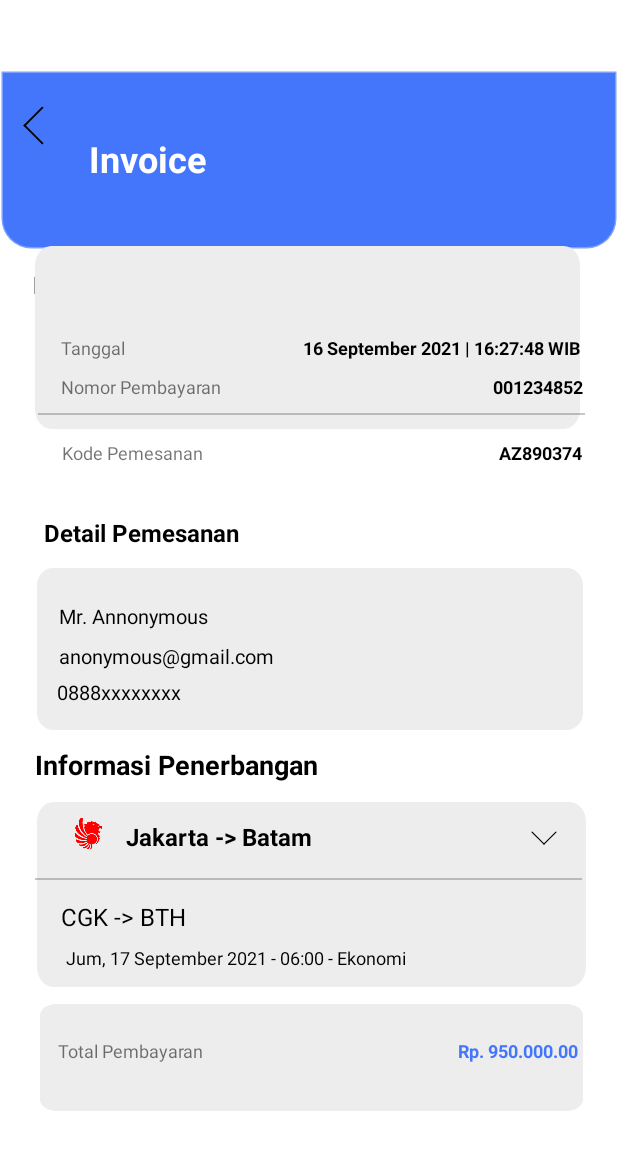
After one commit to syfr456/Go-Travel-NDP_SI, an Android app: the Invoice screen opened directly, with no data from a screen before it, on a phone screen of 412 x 824 dp. The commit adds this screen. Shown: the top 1150 px of the screen. Run offline under Robolectric (Android 15) with nearby library versions, the light colour scheme and no system bars.

Commit message:
menambahkan page invoice

```diff
--- a/app/src/main/AndroidManifest.xml
+++ b/app/src/main/AndroidManifest.xml
@@ -11,6 +11,9 @@
         android:supportsRtl="true"
         android:theme="@style/Theme.GoTravel"
         tools:ignore="AllowBackup">
+        <activity
+            android:name=".Invoice"
+            android:exported="true" />
         <activity
             android:name=".Pembayaran"
             android:exported="true" />
--- /dev/null
+++ b/app/src/main/java/com/example/gotravel/Invoice.java
@@ -0,0 +1,14 @@
+package com.example.gotravel;
+
+import androidx.appcompat.app.AppCompatActivity;
+
+import android.os.Bundle;
+
+public class Invoice extends AppCompatActivity {
+
+    @Override
+    protected void onCreate(Bundle savedInstanceState) {
+        super.onCreate(savedInstanceState);
+        setContentView(R.layout.activity_invoice);
+    }
+}
--- /dev/null
+++ b/app/src/main/res/layout/activity_invoice.xml
@@ -0,0 +1,494 @@
+<?xml version="1.0" encoding="utf-8"?>
+<androidx.constraintlayout.widget.ConstraintLayout xmlns:android="http://schemas.android.com/apk/res/android"
+    xmlns:app="http://schemas.android.com/apk/res-auto"
+    xmlns:tools="http://schemas.android.com/tools"
+    android:layout_width="match_parent"
+    android:layout_height="match_parent"
+    tools:context=".Invoice">
+
+
+    <View
+        android:id="@+id/rectangle_9"
+        android:layout_width="wrap_content"
+        android:layout_height="120dp"
+        android:layout_alignParentLeft="true"
+        android:layout_alignParentTop="true"
+        android:layout_marginBottom="611dp"
+        android:background="@drawable/rectangle_pesantiket"
+        app:layout_constraintBottom_toBottomOf="parent"
+        app:layout_constraintEnd_toEndOf="parent"
+        app:layout_constraintStart_toStartOf="parent"
+        app:layout_constraintTop_toTopOf="parent"
+        tools:ignore="MissingConstraints" />
+
+    <ImageView
+        android:id="@+id/backbutton"
+        android:layout_width="30dp"
+        android:layout_height="30dp"
+        android:contentDescription="@string/app_name"
+        android:rotation="180"
+        android:src="@drawable/vector_arrow_left"
+        app:layout_constraintBottom_toBottomOf="@+id/rectangle_9"
+        app:layout_constraintEnd_toEndOf="@+id/rectangle_9"
+        app:layout_constraintHorizontal_bias="0.02"
+        app:layout_constraintStart_toStartOf="@+id/rectangle_9"
+        app:layout_constraintTop_toTopOf="parent" />
+
+    <TextView
+        android:id="@+id/textView8"
+        android:layout_width="wrap_content"
+        android:layout_height="wrap_content"
+        android:text="Invoice"
+        android:textColor="@color/white"
+        android:textSize="24dp"
+        android:textStyle="bold"
+        app:layout_constraintBottom_toBottomOf="@+id/rectangle_9"
+        app:layout_constraintEnd_toEndOf="@+id/rectangle_9"
+        app:layout_constraintHorizontal_bias="0.177"
+        app:layout_constraintStart_toStartOf="@+id/rectangle_9"
+        app:layout_constraintTop_toTopOf="@+id/rectangle_9"
+        app:layout_constraintVertical_bias="0.488"
+        tools:ignore="MissingConstraints" />
+
+    <TextView
+        android:id="@+id/textView25"
+        android:layout_width="wrap_content"
+        android:layout_height="wrap_content"
+        android:layout_marginStart="22dp"
+        android:layout_marginTop="132dp"
+        android:layout_marginEnd="194dp"
+        android:layout_marginBottom="577dp"
+        android:text="Pembayaran Terkonfirmasi"
+        android:textColor="@color/black"
+        android:textSize="16dp"
+        android:textStyle="bold"
+        app:layout_constraintBottom_toBottomOf="parent"
+        app:layout_constraintEnd_toEndOf="parent"
+        app:layout_constraintStart_toStartOf="parent"
+        app:layout_constraintTop_toTopOf="parent"
+        tools:ignore="MissingConstraints" />
+
+    <View
+        android:id="@+id/rectangle_box1"
+        android:layout_width="363dp"
+        android:layout_height="122dp"
+        android:layout_alignParentLeft="true"
+        android:layout_alignParentTop="true"
+        android:layout_marginStart="23dp"
+        android:layout_marginTop="164dp"
+        android:layout_marginEnd="25dp"
+        android:layout_marginBottom="445dp"
+        android:background="@drawable/box_penerbangan"
+        app:layout_constraintBottom_toBottomOf="parent"
+        app:layout_constraintEnd_toEndOf="parent"
+        app:layout_constraintHorizontal_bias="1.0"
+        app:layout_constraintStart_toStartOf="parent"
+        app:layout_constraintTop_toTopOf="parent"
+        app:layout_constraintVertical_bias="0.0"
+        tools:ignore="MissingConstraints" />
+
+    <TextView
+        android:id="@+id/textView36"
+        android:layout_width="wrap_content"
+        android:layout_height="wrap_content"
+        android:layout_marginStart="40dp"
+        android:layout_marginTop="203dp"
+        android:layout_marginEnd="263dp"
+        android:layout_marginBottom="512dp"
+        android:text="Nomor Pembayaran"
+        android:textColor="#8D000000"
+        android:textSize="12dp"
+        android:textStyle="normal"
+        app:layout_constraintBottom_toBottomOf="parent"
+        app:layout_constraintEnd_toEndOf="parent"
+        app:layout_constraintStart_toStartOf="parent"
+        app:layout_constraintTop_toTopOf="parent"
+        tools:ignore="MissingConstraints" />
+
+    <TextView
+        android:id="@+id/textView37"
+        android:layout_width="wrap_content"
+        android:layout_height="wrap_content"
+        android:layout_marginStart="199dp"
+        android:layout_marginTop="177dp"
+        android:layout_marginEnd="23dp"
+        android:layout_marginBottom="538dp"
+        android:text="16 September 2021 | 16:27:48 WIB"
+        android:textColor="@color/black"
+        android:textSize="12dp"
+        android:textStyle="bold"
+        app:layout_constraintBottom_toBottomOf="parent"
+        app:layout_constraintEnd_toEndOf="parent"
+        app:layout_constraintStart_toStartOf="parent"
+        app:layout_constraintTop_toTopOf="parent"
+        tools:ignore="MissingConstraints" />
+
+    <TextView
+        android:id="@+id/textView38"
+        android:layout_width="wrap_content"
+        android:layout_height="wrap_content"
+        android:layout_marginStart="327dp"
+        android:layout_marginTop="203dp"
+        android:layout_marginEnd="22dp"
+        android:layout_marginBottom="512dp"
+        android:text="001234852"
+        android:textColor="@color/black"
+        android:textSize="12dp"
+        android:textStyle="bold"
+        app:layout_constraintBottom_toBottomOf="parent"
+        app:layout_constraintEnd_toEndOf="parent"
+        app:layout_constraintStart_toStartOf="parent"
+        app:layout_constraintTop_toTopOf="parent"
+        tools:ignore="MissingConstraints" />
+
+    <TextView
+        android:id="@+id/textView39"
+        android:layout_width="wrap_content"
+        android:layout_height="wrap_content"
+        android:layout_marginStart="40dp"
+        android:layout_marginTop="247dp"
+        android:layout_marginEnd="276dp"
+        android:layout_marginBottom="468dp"
+        android:text="Kode Pemesanan"
+        android:textColor="#8D000000"
+        android:textSize="12dp"
+        android:textStyle="normal"
+        app:layout_constraintBottom_toBottomOf="parent"
+        app:layout_constraintEnd_toEndOf="parent"
+        app:layout_constraintStart_toStartOf="parent"
+        app:layout_constraintTop_toTopOf="parent"
+        tools:ignore="MissingConstraints" />
+
+    <TextView
+        android:id="@+id/textView40"
+        android:layout_width="wrap_content"
+        android:layout_height="wrap_content"
+        android:layout_marginStart="331dp"
+        android:layout_marginTop="247dp"
+        android:layout_marginEnd="23dp"
+        android:layout_marginBottom="468dp"
+        android:text="AZ890374"
+        android:textColor="@color/black"
+        android:textSize="12dp"
+        android:textStyle="bold"
+        app:layout_constraintBottom_toBottomOf="parent"
+        app:layout_constraintEnd_toEndOf="parent"
+        app:layout_constraintStart_toStartOf="parent"
+        app:layout_constraintTop_toTopOf="parent"
+        tools:ignore="MissingConstraints" />
+
+    <View
+        android:id="@+id/line_2"
+        android:layout_width="366dp"
+        android:layout_height="1dp"
+        android:layout_alignParentLeft="true"
+        android:layout_alignParentTop="true"
+        android:layout_marginStart="24dp"
+        android:layout_marginTop="229dp"
+        android:layout_marginEnd="21dp"
+        android:layout_marginBottom="501dp"
+        android:background="@drawable/line_pesan_tiket"
+        app:layout_constraintBottom_toBottomOf="parent"
+        app:layout_constraintEnd_toEndOf="parent"
+        app:layout_constraintStart_toStartOf="parent"
+        app:layout_constraintTop_toTopOf="parent"
+        tools:ignore="MissingConstraints" />
+
+    <TextView
+        android:id="@+id/textView35"
+        android:layout_width="wrap_content"
+        android:layout_height="wrap_content"
+        android:layout_marginStart="40dp"
+        android:layout_marginTop="177dp"
+        android:layout_marginEnd="328dp"
+        android:layout_marginBottom="538dp"
+        android:text="Tanggal"
+        android:textColor="#8D000000"
+        android:textSize="12dp"
+        android:textStyle="normal"
+        app:layout_constraintBottom_toBottomOf="parent"
+        app:layout_constraintEnd_toEndOf="parent"
+        app:layout_constraintStart_toStartOf="parent"
+        app:layout_constraintTop_toTopOf="parent"
+        tools:ignore="MissingConstraints" />
+
+    <TextView
+        android:id="@+id/textView26"
+        android:layout_width="wrap_content"
+        android:layout_height="wrap_content"
+        android:layout_marginStart="28dp"
+        android:layout_marginTop="297dp"
+        android:layout_marginEnd="252dp"
+        android:layout_marginBottom="412dp"
+        android:text="Detail Pemesanan"
+        android:textColor="@color/black"
+        android:textSize="16dp"
+        android:textStyle="bold"
+        app:layout_constraintBottom_toBottomOf="parent"
+        app:layout_constraintEnd_toEndOf="parent"
+        app:layout_constraintStart_toStartOf="parent"
+        app:layout_constraintTop_toTopOf="parent"
+        tools:ignore="MissingConstraints" />
+
+    <View
+        android:id="@+id/rectangle_box3"
+        android:layout_width="364dp"
+        android:layout_height="108dp"
+        android:layout_alignParentLeft="true"
+        android:layout_alignParentTop="true"
+        android:layout_marginStart="24dp"
+        android:layout_marginTop="332dp"
+        android:layout_marginEnd="23dp"
+        android:layout_marginBottom="291dp"
+        android:background="@drawable/box_penerbangan"
+        app:layout_constraintBottom_toBottomOf="parent"
+        app:layout_constraintEnd_toEndOf="parent"
+        app:layout_constraintStart_toStartOf="parent"
+        app:layout_constraintTop_toTopOf="parent"
+        tools:ignore="MissingConstraints" />
+
+    <TextView
+        android:id="@+id/textView22"
+        android:layout_width="wrap_content"
+        android:layout_height="wrap_content"
+        android:layout_marginStart="39dp"
+        android:layout_marginTop="355dp"
+        android:layout_marginEnd="274dp"
+        android:layout_marginBottom="358dp"
+        android:text="Mr. Annonymous"
+        android:textColor="@color/black"
+        android:textSize="13dp"
+        android:textStyle="normal"
+        app:layout_constraintBottom_toBottomOf="parent"
+        app:layout_constraintEnd_toEndOf="parent"
+        app:layout_constraintStart_toStartOf="parent"
+        app:layout_constraintTop_toTopOf="parent"
+        tools:ignore="MissingConstraints" />
+
+    <TextView
+        android:id="@+id/textView23"
+        android:layout_width="wrap_content"
+        android:layout_height="wrap_content"
+        android:layout_marginStart="40dp"
+        android:layout_marginTop="382dp"
+        android:layout_marginEnd="230dp"
+        android:layout_marginBottom="331dp"
+        android:text="anonymous@gmail.com"
+        android:textColor="@color/black"
+        android:textSize="13dp"
+        android:textStyle="normal"
+        app:layout_constraintBottom_toBottomOf="parent"
+        app:layout_constraintEnd_toEndOf="parent"
+        app:layout_constraintStart_toStartOf="parent"
+        app:layout_constraintTop_toTopOf="parent"
+        tools:ignore="MissingConstraints" />
+
+    <TextView
+        android:id="@+id/textView24"
+        android:layout_width="wrap_content"
+        android:layout_height="wrap_content"
+        android:layout_marginStart="38dp"
+        android:layout_marginTop="406dp"
+        android:layout_marginEnd="292dp"
+        android:layout_marginBottom="307dp"
+        android:text="0888xxxxxxxx"
+        android:textColor="@color/black"
+        android:textSize="13dp"
+        android:textStyle="normal"
+        app:layout_constraintBottom_toBottomOf="parent"
+        app:layout_constraintEnd_toEndOf="parent"
+        app:layout_constraintStart_toStartOf="parent"
+        app:layout_constraintTop_toTopOf="parent"
+        tools:ignore="MissingConstraints" />
+
+    <TextView
+        android:id="@+id/textView2"
+        android:layout_width="wrap_content"
+        android:layout_height="wrap_content"
+        android:layout_marginStart="23dp"
+        android:layout_marginTop="451dp"
+        android:layout_marginEnd="200dp"
+        android:layout_marginBottom="256dp"
+        android:text="Informasi Penerbangan"
+        android:textColor="@color/black"
+        android:textSize="18dp"
+        android:textStyle="bold"
+        app:layout_constraintBottom_toBottomOf="parent"
+        app:layout_constraintEnd_toEndOf="parent"
+        app:layout_constraintStart_toStartOf="parent"
+        app:layout_constraintTop_toTopOf="parent"
+        tools:ignore="MissingConstraints" />
+
+    <View
+        android:id="@+id/rectangle_box2"
+        android:layout_width="366dp"
+        android:layout_height="123dp"
+        android:layout_alignParentLeft="true"
+        android:layout_alignParentTop="true"
+        android:layout_marginStart="24dp"
+        android:layout_marginTop="488dp"
+        android:layout_marginEnd="21dp"
+        android:layout_marginBottom="120dp"
+        android:background="@drawable/box_penerbangan"
+        app:layout_constraintBottom_toBottomOf="parent"
+        app:layout_constraintEnd_toEndOf="parent"
+        app:layout_constraintStart_toStartOf="parent"
+        app:layout_constraintTop_toTopOf="parent"
+        tools:ignore="MissingConstraints" />
+
+    <TextView
+        android:id="@+id/textView19"
+        android:layout_width="wrap_content"
+        android:layout_height="wrap_content"
+        android:layout_marginStart="83dp"
+        android:layout_marginTop="500dp"
+        android:layout_marginEnd="204dp"
+        android:layout_marginBottom="209dp"
+        android:text="Jakarta -> Batam"
+        android:textColor="@color/black"
+        android:textSize="16dp"
+        android:textStyle="bold"
+        app:layout_constraintBottom_toBottomOf="parent"
+        app:layout_constraintEnd_toEndOf="parent"
+        app:layout_constraintStart_toStartOf="parent"
+        app:layout_constraintTop_toTopOf="parent"
+        tools:ignore="MissingConstraints" />
+
+
+    <ImageView
+        android:id="@+id/backbutton2"
+        android:layout_width="20dp"
+        android:layout_height="20dp"
+        android:layout_marginStart="352dp"
+        android:layout_marginTop="502dp"
+        android:layout_marginEnd="39dp"
+        android:layout_marginBottom="209dp"
+        android:contentDescription="@string/app_name"
+        android:rotation="90"
+        android:src="@drawable/vector_arrow_left"
+        app:layout_constraintBottom_toBottomOf="parent"
+        app:layout_constraintEnd_toEndOf="parent"
+        app:layout_constraintStart_toStartOf="parent"
+        app:layout_constraintTop_toTopOf="parent"
+        tools:ignore="MissingConstraints" />
+
+    <ImageView
+        android:id="@+id/imageView"
+        android:layout_width="39dp"
+        android:layout_height="26dp"
+        android:layout_marginStart="39dp"
+        android:layout_marginTop="496dp"
+        android:layout_marginEnd="333dp"
+        android:layout_marginBottom="209dp"
+        android:src="@drawable/lionair"
+        app:layout_constraintBottom_toBottomOf="parent"
+        app:layout_constraintEnd_toEndOf="parent"
+        app:layout_constraintStart_toStartOf="parent"
+        app:layout_constraintTop_toTopOf="parent" />
+
+    <View
+        android:id="@+id/line_8"
+        android:layout_width="366dp"
+        android:layout_height="1dp"
+        android:layout_alignParentLeft="true"
+        android:layout_alignParentTop="true"
+        android:layout_marginStart="22dp"
+        android:layout_marginTop="539dp"
+        android:layout_marginEnd="23dp"
+        android:layout_marginBottom="191dp"
+        android:background="@drawable/line_pesan_tiket"
+        app:layout_constraintBottom_toBottomOf="parent"
+        app:layout_constraintEnd_toEndOf="parent"
+        app:layout_constraintStart_toStartOf="parent"
+        app:layout_constraintTop_toTopOf="parent" />
+
+    <TextView
+        android:id="@+id/textView20"
+        android:layout_width="wrap_content"
+        android:layout_height="wrap_content"
+        android:layout_marginStart="40dp"
+        android:layout_marginTop="553dp"
+        android:layout_marginEnd="288dp"
+        android:layout_marginBottom="156dp"
+        android:text="CGK -> BTH"
+        android:textColor="@color/black"
+        android:textSize="16dp"
+        android:textStyle="normal"
+        app:layout_constraintBottom_toBottomOf="parent"
+        app:layout_constraintEnd_toEndOf="parent"
+        app:layout_constraintStart_toStartOf="parent"
+        app:layout_constraintTop_toTopOf="parent"
+        tools:ignore="MissingConstraints" />
+
+    <TextView
+        android:layout_width="wrap_content"
+        android:layout_height="wrap_content"
+        android:layout_marginStart="40dp"
+        android:layout_marginTop="584dp"
+        android:layout_marginEnd="138dp"
+        android:layout_marginBottom="131dp"
+        android:text="Jum, 17 September 2021 - 06:00 - Ekonomi"
+        android:textColor="@color/black"
+        android:textSize="12dp"
+        android:textStyle="normal"
+        app:layout_constraintBottom_toBottomOf="parent"
+        app:layout_constraintEnd_toEndOf="parent"
+        app:layout_constraintStart_toStartOf="parent"
+        app:layout_constraintTop_toTopOf="parent"
+        tools:ignore="MissingConstraints" />
+
+    <View
+        android:id="@+id/rectangle_box4"
+        android:layout_width="362dp"
+        android:layout_height="71dp"
+        android:layout_alignParentLeft="true"
+        android:layout_alignParentTop="true"
+        android:layout_marginStart="26dp"
+        android:layout_marginTop="623dp"
+        android:layout_marginEnd="23dp"
+        android:layout_marginBottom="37dp"
+        android:background="@drawable/box_penerbangan"
+        app:layout_constraintBottom_toBottomOf="parent"
+        app:layout_constraintEnd_toEndOf="parent"
+        app:layout_constraintStart_toStartOf="parent"
+        app:layout_constraintTop_toTopOf="parent"
+        tools:ignore="MissingConstraints" />
+
+    <TextView
+        android:id="@+id/textView46"
+        android:layout_width="wrap_content"
+        android:layout_height="wrap_content"
+        android:layout_marginStart="38dp"
+        android:layout_marginTop="646dp"
+        android:layout_marginEnd="276dp"
+        android:layout_marginBottom="69dp"
+        android:text="Total Pembayaran"
+        android:textColor="#8D000000"
+        android:textSize="12dp"
+        android:textStyle="normal"
+        app:layout_constraintBottom_toBottomOf="parent"
+        app:layout_constraintEnd_toEndOf="parent"
+        app:layout_constraintStart_toStartOf="parent"
+        app:layout_constraintTop_toTopOf="parent"
+        tools:ignore="MissingConstraints" />
+
+    <TextView
+        android:id="@+id/textView47"
+        android:layout_width="wrap_content"
+        android:layout_height="wrap_content"
+        android:layout_marginStart="303dp"
+        android:layout_marginTop="646dp"
+        android:layout_marginEnd="25dp"
+        android:layout_marginBottom="69dp"
+        android:text="Rp. 950.000.00"
+        android:textColor="#4376FA"
+        android:textSize="12dp"
+        android:textStyle="bold"
+        app:layout_constraintBottom_toBottomOf="parent"
+        app:layout_constraintEnd_toEndOf="parent"
+        app:layout_constraintStart_toStartOf="parent"
+        app:layout_constraintTop_toTopOf="parent"
+        tools:ignore="MissingConstraints" />
+
+
+</androidx.constraintlayout.widget.ConstraintLayout>
--- a/app/src/main/res/layout/activity_pemesanan.xml
+++ b/app/src/main/res/layout/activity_pemesanan.xml
@@ -114,7 +114,7 @@
         android:id="@+id/imageView"
         android:layout_width="39dp"
         android:layout_height="26dp"
-        android:src="@drawable/LionAir"
+        android:src="@drawable/lionair"
         app:layout_constraintBottom_toBottomOf="@+id/rectangle_box1"
         app:layout_constraintEnd_toEndOf="@+id/rectangle_box1"
         app:layout_constraintHorizontal_bias="0.015"
--- a/app/src/main/res/layout/activity_pesan_tiket2.xml
+++ b/app/src/main/res/layout/activity_pesan_tiket2.xml
@@ -107,7 +107,7 @@
         android:id="@+id/imageView"
         android:layout_width="39dp"
         android:layout_height="26dp"
-        android:src="@drawable/LionAir"
+        android:src="@drawable/lionair"
         app:layout_constraintBottom_toBottomOf="@+id/rectangle_box1"
         app:layout_constraintEnd_toEndOf="@+id/rectangle_box1"
         app:layout_constraintHorizontal_bias="0.039"
@@ -245,7 +245,7 @@
         android:id="@+id/imageView2"
         android:layout_width="39dp"
         android:layout_height="26dp"
-        android:src="@drawable/LionAir"
+        android:src="@drawable/lionair"
         app:layout_constraintBottom_toTopOf="@+id/textView15"
         app:layout_constraintEnd_toStartOf="@+id/textView14"
         app:layout_constraintTop_toTopOf="@+id/rectangle_box3"
```
